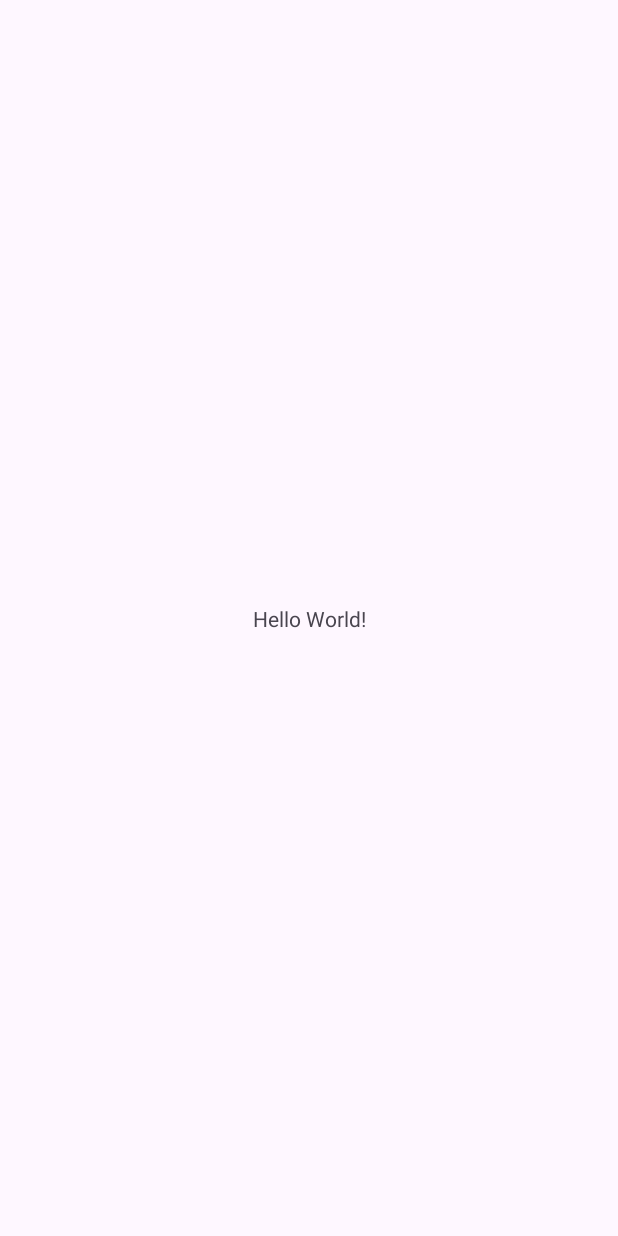
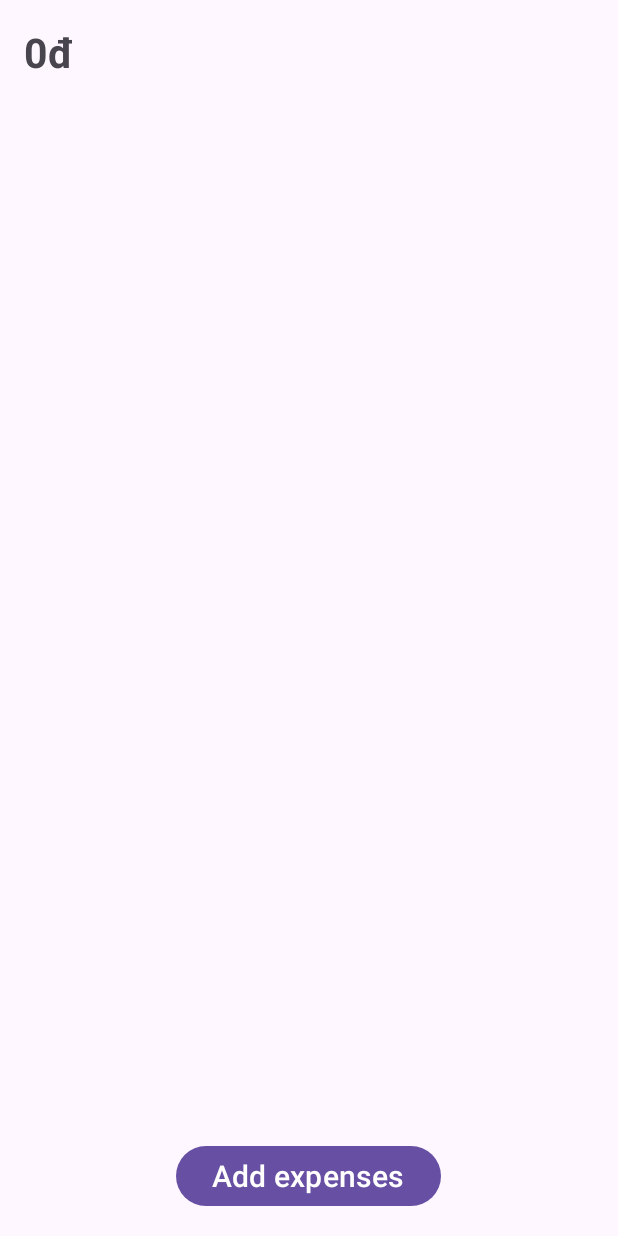
Before and after one commit to TKahh/MyWallet, an Android app: the screen it shows after launch (MainActivity), on a phone screen of 412 x 824 dp. Before the commit the screen is almost empty. Run offline under Robolectric (Android 15) with nearby library versions, the phone set to English and light mode, and no system bars.

Commit message:
Show current balance and add money
Add activity_expenses_list.xml to create ListView and Expenses_List.java to display List and to add money base on the chosen expense

```diff
--- a/app/src/main/AndroidManifest.xml
+++ b/app/src/main/AndroidManifest.xml
@@ -13,6 +13,9 @@
         android:theme="@style/Theme.MyWallet"
         tools:targetApi="31">
         <activity
+            android:name=".Expenses_List"
+            android:exported="false" />
+        <activity
             android:name=".MainActivity"
             android:exported="true">
             <intent-filter>
--- a/app/src/main/java/tdtu/fit/tvka/mywallet/MainActivity.java
+++ b/app/src/main/java/tdtu/fit/tvka/mywallet/MainActivity.java
@@ -1,17 +1,71 @@
 package tdtu.fit.tvka.mywallet;
 
+import androidx.annotation.Nullable;
+import androidx.appcompat.app.AlertDialog;
 import androidx.appcompat.app.AppCompatActivity;
+import android.content.SharedPreferences;
+import android.app.Activity;
+import android.content.DialogInterface;
+import android.content.Intent;
+import android.os.Bundle;
+import android.text.InputType;
+import android.view.InputDevice;
+import android.view.View;
+import android.widget.AdapterView;
+import android.widget.ArrayAdapter;
+import android.widget.Button;
+import android.widget.EditText;
+import android.widget.ListView;
+import android.widget.TextView;
+import android.widget.Toast;
 
-import android.os.Bundle;
+import java.util.ArrayList;
+import java.util.Arrays;
+import java.util.List;
+
 
 public class MainActivity extends AppCompatActivity {
+    TextView moneyview;
+    Button buttonaddmoney;
+    int currentMoney = 0;
 
     @Override
     protected void onCreate(Bundle savedInstanceState) {
         super.onCreate(savedInstanceState);
         setContentView(R.layout.activity_main);
-        //hello there
-        //goodjib
-        //testing testing
+
+        moneyview = findViewById(R.id.MoneyView);
+        buttonaddmoney = findViewById(R.id.buttonAddMoney);
+
+        updateMoneyDisplay();
+        buttonaddmoney.setOnClickListener(new View.OnClickListener() {
+            @Override
+            public void onClick(View view) {
+                OpenList();
+            }
+        });
+
+    }
+
+    private void updateMoneyDisplay() {
+        moneyview.setText(currentMoney + "đ" );
+    }
+
+    private void OpenList(){
+        Intent intent = new Intent(this, Expenses_List.class);
+        startActivityForResult(intent,1);
+    }
+
+
+    protected void onActivityResult(int requestCode, int resultCode, @Nullable Intent data){
+        super.onActivityResult(requestCode,resultCode,data);
+        if(resultCode == Activity.RESULT_OK){
+            if(requestCode == 1){
+                if(data!= null){
+                    currentMoney += data.getExtras().getInt("Money");
+                    updateMoneyDisplay();
+                }
+            }
+        }
     }
 }
--- a/app/src/main/res/layout/activity_main.xml
+++ b/app/src/main/res/layout/activity_main.xml
@@ -1,18 +1,29 @@
 <?xml version="1.0" encoding="utf-8"?>
-<androidx.constraintlayout.widget.ConstraintLayout xmlns:android="http://schemas.android.com/apk/res/android"
-    xmlns:app="http://schemas.android.com/apk/res-auto"
+<RelativeLayout xmlns:android="http://schemas.android.com/apk/res/android"
     xmlns:tools="http://schemas.android.com/tools"
     android:layout_width="match_parent"
     android:layout_height="match_parent"
+    xmlns:app="http://schemas.android.com/apk/res-auto"
+    android:orientation="vertical"
+    android:padding="16dp"
     tools:context=".MainActivity">
 
     <TextView
+        android:layout_width="match_parent"
+        android:layout_height="wrap_content"
+        android:id="@+id/MoneyView"
+        android:text="0"
+        android:textSize="27dp"
+        android:textStyle="bold"
+        />
+
+    <Button
+        android:id="@+id/buttonAddMoney"
         android:layout_width="wrap_content"
         android:layout_height="wrap_content"
-        android:text="Hello World!"
-        app:layout_constraintBottom_toBottomOf="parent"
-        app:layout_constraintEnd_toEndOf="parent"
-        app:layout_constraintStart_toStartOf="parent"
-        app:layout_constraintTop_toTopOf="parent" />
+        android:text="Add expenses"
+        android:textSize="20dp"
+        android:layout_alignParentBottom="true"
+        android:layout_centerHorizontal="true"/>
 
-</androidx.constraintlayout.widget.ConstraintLayout>
+</RelativeLayout>
```
Also changed, not shown: app/src/main/java/tdtu/fit/tvka/mywallet/Expenses_List.java (added, +80 -0 lines), app/src/main/res/layout/activity_expenses_list.xml (added, +16 -0 lines).
